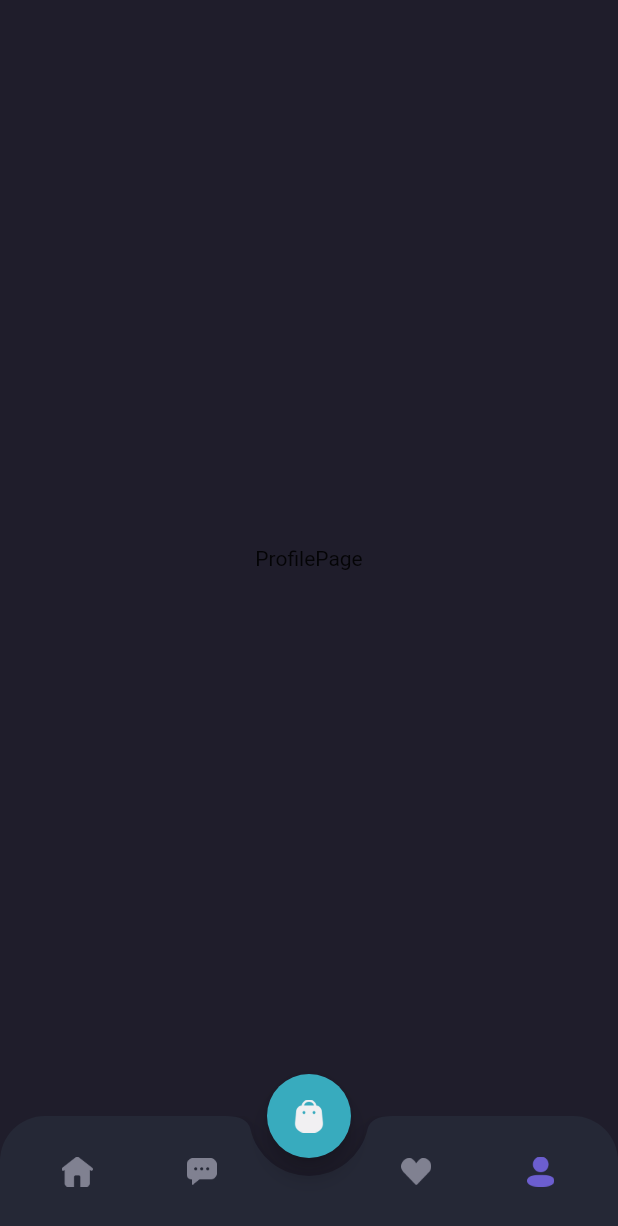
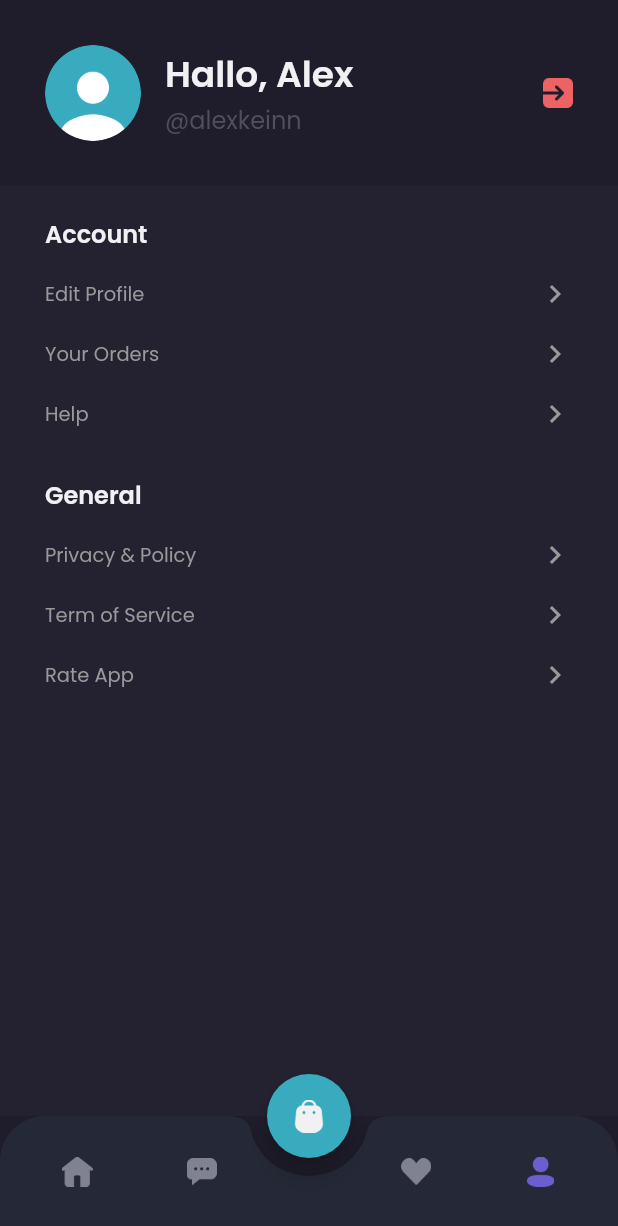
Before and after one commit to RafliAnwar/Shamo_eCommerce, a Flutter app: the MainPage screen opened by its route, item 4 of the bottom bar chosen, on a phone screen of 412 x 824 dp. Shown: the top 1226 px of the screen. Run offline on Flutter 3.47's test engine with Material 2 defaults, Android fonts, the light colour scheme and no system bars; our stand-ins replace google_fonts.

Commit message:
Slicing Profile Page

```diff
--- a/lib/main.dart
+++ b/lib/main.dart
@@ -1,5 +1,6 @@
 import 'package:flutter/material.dart';
 import 'package:shamo_ecommerce/pages/detail_chat_page.dart';
+import 'package:shamo_ecommerce/pages/edit_profile_page.dart';
 import 'package:shamo_ecommerce/pages/home/main_page.dart';
 import 'package:shamo_ecommerce/pages/sign_in_page.dart';
 import 'package:shamo_ecommerce/pages/sign_up_page.dart';
@@ -17,7 +18,8 @@ class MyApp extends StatelessWidget {
         '/SignIn': (context) => SignInPage(),
         '/SignUp': (context) => SignUpPage(),
         '/home': (context) => MainPage(),
-        '/detail_chat':(context) =>DetailChatPage(),
+        '/detail_chat': (context) => DetailChatPage(),
+        '/edit_profile': (context) => EditProfilePage(),
       },
     );
   }
--- a/lib/pages/home/profile_page.dart
+++ b/lib/pages/home/profile_page.dart
@@ -1,10 +1,148 @@
 import 'package:flutter/material.dart';
+import 'package:shamo_ecommerce/theme.dart';
 
 class ProfilePage extends StatelessWidget {
   @override
   Widget build(BuildContext context) {
-    return Center(
-      child: Text('ProfilePage'),
+    Widget header() {
+      return AppBar(
+        backgroundColor: bgColor1,
+        automaticallyImplyLeading: false,
+        elevation: 0,
+        flexibleSpace: SafeArea(
+          child: Container(
+            padding: EdgeInsets.all(defaultMargin),
+            child: Row(
+              children: [
+                ClipOval(
+                  child: Image.asset(
+                    'assets/image_profile.png',
+                    width: 64,
+                  ),
+                ),
+                SizedBox(
+                  width: 16,
+                ),
+                Expanded(
+                  child: Column(
+                    crossAxisAlignment: CrossAxisAlignment.start,
+                    children: [
+                      Text(
+                        'Hallo, Alex',
+                        style: primaryTextStyle.copyWith(
+                          fontWeight: semiBold,
+                          fontSize: 24,
+                        ),
+                      ),
+                      Text(
+                        '@alexkeinn',
+                        style: subTitleTextStyle.copyWith(
+                          fontSize: 16,
+                        ),
+                      )
+                    ],
+                  ),
+                ),
+                GestureDetector(
+                  onTap: () {
+                    Navigator.pushNamedAndRemoveUntil(
+                        context, '/SignIn', (route) => false);
+                  },
+                  child: Image.asset(
+                    'assets/button_exit.png',
+                    width: 20,
+                  ),
+                ),
+              ],
+            ),
+          ),
+        ),
+      );
+    }
+
+    Widget menuItem(String text) {
+      return Container(
+        margin: EdgeInsets.only(
+          top: 16,
+        ),
+        child: Row(
+          mainAxisAlignment: MainAxisAlignment.spaceBetween,
+          children: [
+            Text(
+              text,
+              style: secondaryTextStyle.copyWith(
+                fontSize: 13,
+              ),
+            ),
+            Icon(
+              Icons.chevron_right,
+              color: secondaryTextColor,
+            ),
+          ],
+        ),
+      );
+    }
+
+    Widget content() {
+      return Expanded(
+        child: Container(
+          padding: EdgeInsets.symmetric(
+            horizontal: defaultMargin,
+          ),
+          width: double.infinity,
+          decoration: BoxDecoration(
+            color: bgColor3,
+          ),
+          child: Column(
+            crossAxisAlignment: CrossAxisAlignment.start,
+            children: [
+              SizedBox(
+                height: 20,
+              ),
+              Text(
+                'Account',
+                style: primaryTextStyle.copyWith(
+                  fontSize: 16,
+                  fontWeight: semiBold,
+                ),
+              ),
+              GestureDetector(
+                onTap: () {
+                  Navigator.pushNamed(
+                    context,
+                    '/edit_profile',
+                  );
+                },
+                child: menuItem(
+                  'Edit Profile',
+                ),
+              ),
+              menuItem('Your Orders'),
+              menuItem('Help'),
+              SizedBox(
+                height: 30,
+              ),
+              Text(
+                'General',
+                style: primaryTextStyle.copyWith(
+                  fontSize: 16,
+                  fontWeight: semiBold,
+                ),
+              ),
+              menuItem('Privacy & Policy'),
+              menuItem('Term of Service'),
+              menuItem('Rate App'),
+            ],
+          ),
+        ),
+      );
+    }
+
+    return Column(
+      children: [
+        header(),
+        content(),
+      ],
     );
   }
 }
```
Also changed, not shown: lib/pages/edit_profile_page.dart (added, +174 -0 lines).
